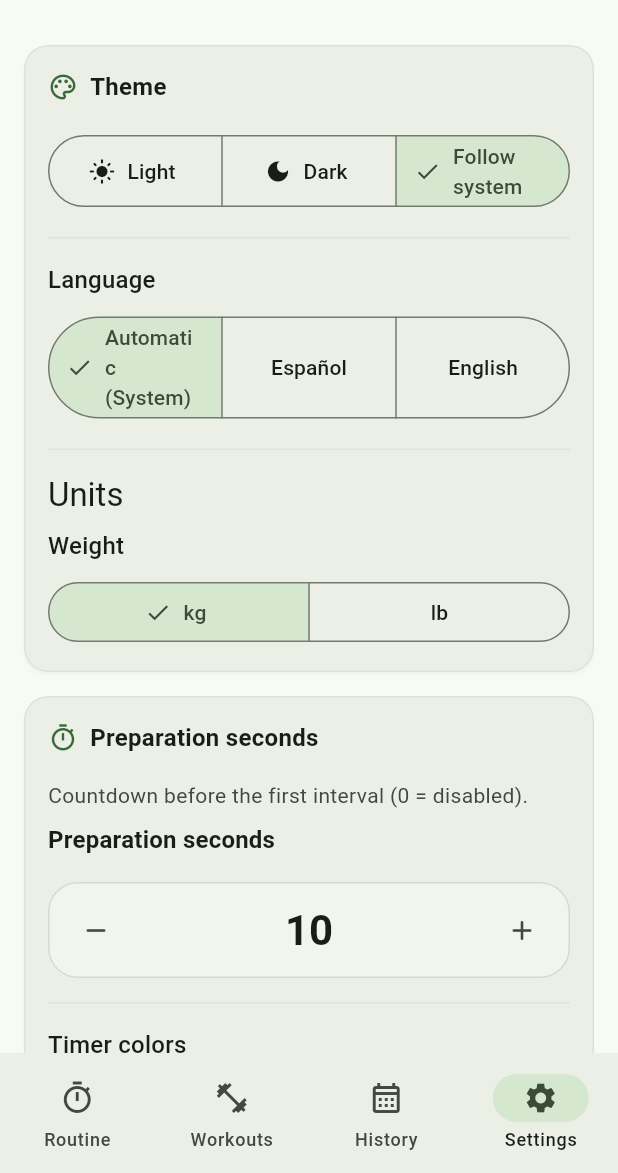
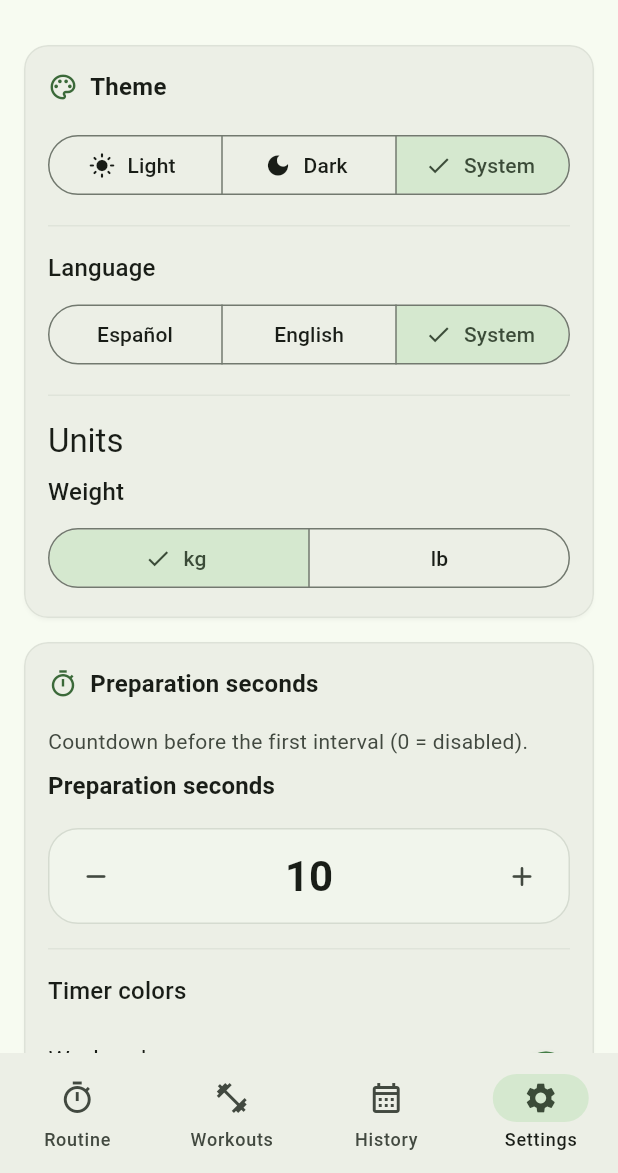
Before and after one commit to MoisesCorcho/IntervalTimer, a Flutter app: the screen it shows after launch, item 4 of the bottom bar chosen, on a phone screen of 412 x 824 dp, the part 63-1236 px from its top. Run offline on Flutter 3.47's test engine with Material 3 defaults, Android fonts, the phone set to English and light mode, and no system bars; our stand-ins replace audioplayers, drift, fl_chart, flutter_colorpicker, flutter_local_notifications, flutter_riverpod and 9 more; missing offline and left inert: audio_session, flutter_background_service, gal, live_activities; accounts and stored records are empty; generated files the repository leaves out were written again; statements that could not run were skipped.

Commit message:
fix(settings): standardize theme and language selectors and stretch segment width

```diff
--- a/lib/core/constants/ui_strings.dart
+++ b/lib/core/constants/ui_strings.dart
@@ -62,9 +62,9 @@ abstract final class UiStrings {
   static const themeLabel = 'Tema';
   static const themeLight = 'Claro';
   static const themeDark = 'Oscuro';
-  static const themeSystem = 'Seguir sistema';
+  static const themeSystem = 'Sistema';
   static const languageLabel = 'Idioma';
-  static const languageAuto = 'Automático (Sistema)';
+  static const languageAuto = 'Sistema';
   static const languageEs = 'Español';
   static const languageEn = 'English';
 
--- a/lib/core/l10n/app_en.arb
+++ b/lib/core/l10n/app_en.arb
@@ -5,7 +5,7 @@
 
   "languageLabel": "Language",
   "languageHint": "Select interface and timer voice language.",
-  "languageAuto": "Automatic (System)",
+  "languageAuto": "System",
   "languageEs": "Spanish",
   "languageEn": "English",
 
@@ -66,7 +66,7 @@
   "themeLabel": "Theme",
   "themeLight": "Light",
   "themeDark": "Dark",
-  "themeSystem": "Follow system",
+  "themeSystem": "System",
 
   "voiceSectionTitle": "Voice",
   "voiceEnabledLabel": "Voice enabled",
--- a/lib/core/l10n/app_es.arb
+++ b/lib/core/l10n/app_es.arb
@@ -5,7 +5,7 @@
 
   "languageLabel": "Idioma",
   "languageHint": "Selecciona el idioma de la interfaz y la voz del temporizador.",
-  "languageAuto": "Automático (Sistema)",
+  "languageAuto": "Sistema",
   "languageEs": "Español",
   "languageEn": "English",
 
@@ -60,7 +60,7 @@
   "themeLabel": "Tema",
   "themeLight": "Claro",
   "themeDark": "Oscuro",
-  "themeSystem": "Seguir sistema",
+  "themeSystem": "Sistema",
 
   "voiceSectionTitle": "Voz",
   "voiceEnabledLabel": "Voz activada",
--- a/lib/core/l10n/app_localizations.dart
+++ b/lib/core/l10n/app_localizations.dart
@@ -125,7 +125,7 @@ abstract class AppLocalizations {
   /// No description provided for @languageAuto.
   ///
   /// In en, this message translates to:
-  /// **'Automatic (System)'**
+  /// **'System'**
   String get languageAuto;
 
   /// No description provided for @languageEs.
@@ -425,7 +425,7 @@ abstract class AppLocalizations {
   /// No description provided for @themeSystem.
   ///
   /// In en, this message translates to:
-  /// **'Follow system'**
+  /// **'System'**
   String get themeSystem;
 
   /// No description provided for @voiceSectionTitle.
--- a/lib/core/l10n/app_localizations_en.dart
+++ b/lib/core/l10n/app_localizations_en.dart
@@ -21,7 +21,7 @@ class AppLocalizationsEn extends AppLocalizations {
   String get languageHint => 'Select interface and timer voice language.';
 
   @override
-  String get languageAuto => 'Automatic (System)';
+  String get languageAuto => 'System';
 
   @override
   String get languageEs => 'Spanish';
@@ -175,7 +175,7 @@ class AppLocalizationsEn extends AppLocalizations {
   String get themeDark => 'Dark';
 
   @override
-  String get themeSystem => 'Follow system';
+  String get themeSystem => 'System';
 
   @override
   String get voiceSectionTitle => 'Voice';
--- a/lib/core/l10n/app_localizations_es.dart
+++ b/lib/core/l10n/app_localizations_es.dart
@@ -22,7 +22,7 @@ class AppLocalizationsEs extends AppLocalizations {
       'Selecciona el idioma de la interfaz y la voz del temporizador.';
 
   @override
-  String get languageAuto => 'Automático (Sistema)';
+  String get languageAuto => 'Sistema';
 
   @override
   String get languageEs => 'Español';
@@ -178,7 +178,7 @@ class AppLocalizationsEs extends AppLocalizations {
   String get themeDark => 'Oscuro';
 
   @override
-  String get themeSystem => 'Seguir sistema';
+  String get themeSystem => 'Sistema';
 
   @override
   String get voiceSectionTitle => 'Voz';
--- a/lib/features/settings/presentation/widgets/language_selector_tile.dart
+++ b/lib/features/settings/presentation/widgets/language_selector_tile.dart
@@ -22,7 +22,7 @@ class LanguageSelectorSection extends ConsumerWidget {
     const enLabel = 'English';
 
     return Column(
-      crossAxisAlignment: CrossAxisAlignment.start,
+      crossAxisAlignment: CrossAxisAlignment.stretch,
       children: [
         Text(
           label,
@@ -32,18 +32,17 @@ class LanguageSelectorSection extends ConsumerWidget {
         SegmentedButton<AppLanguage>(
           key: const Key('language_segmented_button'),
           segments: [
+            const ButtonSegment<AppLanguage>(
+              value: AppLanguage.es,
+              label: Text(esLabel),
+            ),
+            const ButtonSegment<AppLanguage>(
+              value: AppLanguage.en,
+              label: Text(enLabel),
+            ),
             ButtonSegment<AppLanguage>(
               value: AppLanguage.system,
               label: Text(autoLabel),
-              icon: const Icon(Icons.language),
-            ),
-            ButtonSegment<AppLanguage>(
-              value: AppLanguage.es,
-              label: Text(esLabel),
-            ),
-            ButtonSegment<AppLanguage>(
-              value: AppLanguage.en,
-              label: Text(enLabel),
             ),
           ],
           selected: {settings.appLanguage},
```
Also changed, not shown: 2 other files.
